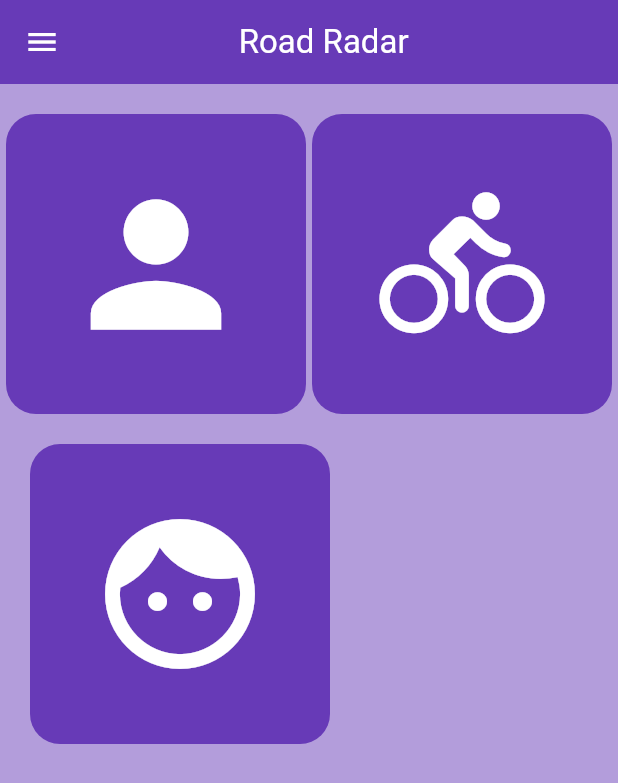
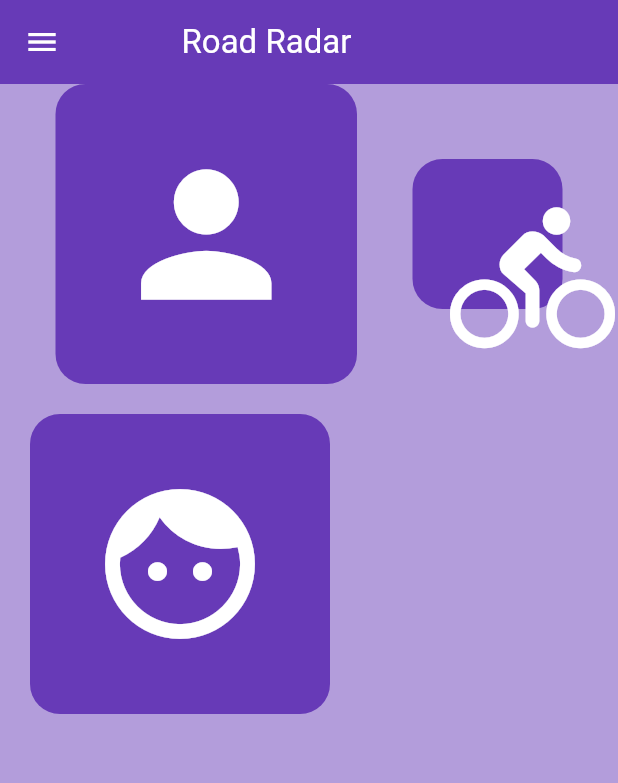
Before and after one commit to Mourya-2602/RoadRadar_ISM, a Flutter app: the screen it shows after launch, on a phone screen of 412 x 824 dp. Shown: the top 783 px of the screen. Run offline on Flutter 3.47's test engine with Material 3 defaults, Android fonts, the phone set to English and light mode, and no system bars.

Commit message:
changed file

```diff
--- a/lib/main.dart
+++ b/lib/main.dart
@@ -6,6 +6,7 @@ import 'pages/user.dart';
 void main() {
   runApp(const MyApp());
 }
+
 class MyApp extends StatelessWidget {
   const MyApp({super.key});
 
@@ -24,7 +25,7 @@ class HomePage extends StatelessWidget {
     return Scaffold(
       backgroundColor: Colors.deepPurple[200],
       appBar: AppBar(
-        title: Text("                Road Radar     "),
+        title: Text("         Road Radar     "),
         foregroundColor: Colors.white,
         backgroundColor: Colors.deepPurple,
         elevation: 0,
@@ -33,7 +34,7 @@ class HomePage extends StatelessWidget {
       body: Column(
         crossAxisAlignment: CrossAxisAlignment.start,
         children: [
-          SizedBox(height: 20),
+          // SizedBox(height: 20),
           Row(
             mainAxisAlignment: MainAxisAlignment.spaceEvenly,
             children: [
@@ -42,7 +43,7 @@ class HomePage extends StatelessWidget {
                 },
                 child: Container(
                   height: 200,
-                  width: 200,
+                  width: 201,
                   decoration: BoxDecoration(
                     color: Colors.deepPurple,
                     borderRadius: BorderRadius.circular(20),
@@ -59,8 +60,8 @@ class HomePage extends StatelessWidget {
                   Navigator.push(context, MaterialPageRoute(builder: (context) => Driver()),);
                 },
                 child: Container(
-                  height: 200,
-                  width: 200,
+                  height: 100,
+                  width: 100,
                   decoration: BoxDecoration(
                     color: Colors.deepPurple,
                     borderRadius: BorderRadius.circular(20),
```
